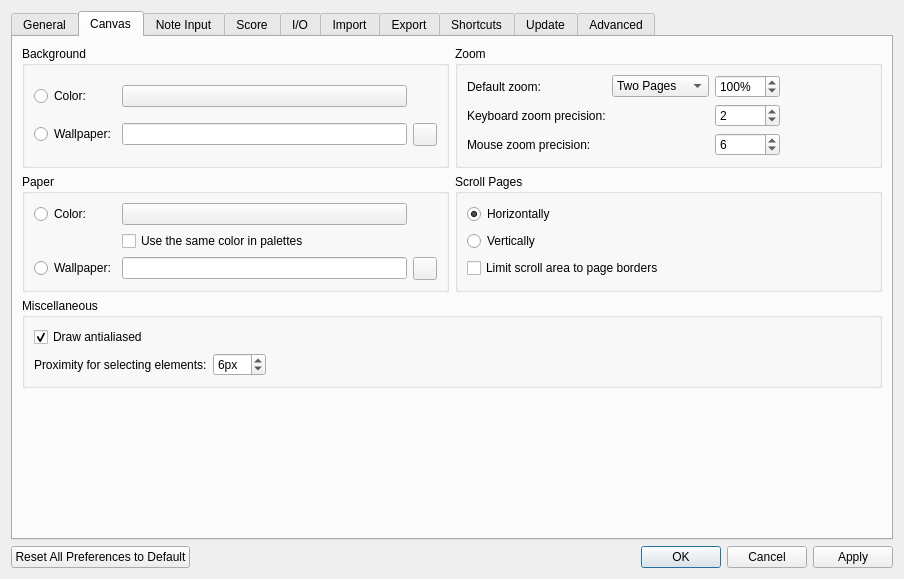
Above: mscore/prefsdialog.ui from worldwideweary/MuseScore before the change. Below: the same form after it.
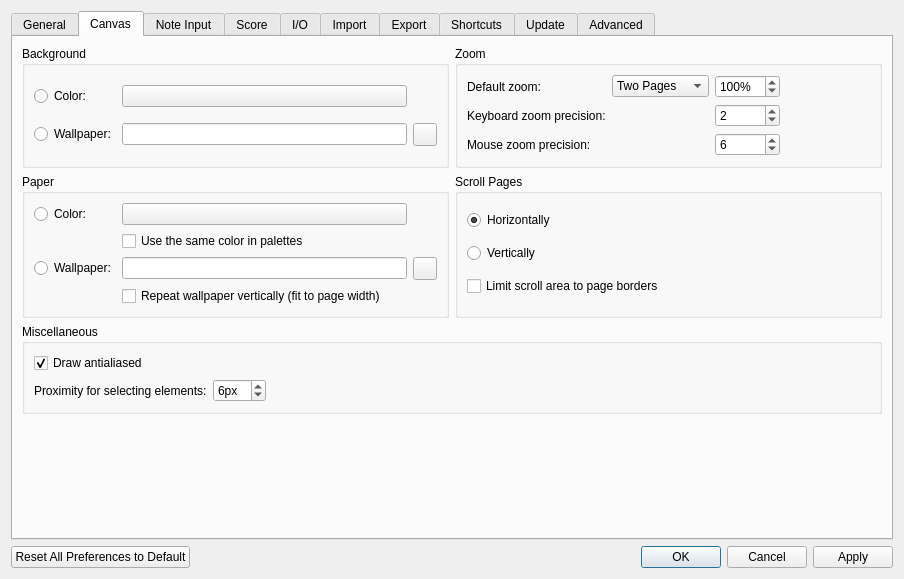
That is the form after the change. The open tabs and pages were chosen to show the change. Icons and pictures are not drawn. Custom widgets are drawn as their Qt base class.

Commit message:
Page background: repeat/tile vertically only option ui/canvas/foreground/repeatVertically
- Export should follow suit as well
- This'll allow for smaller page backgrounds, taking less space on the pdf, or also produce something reasonable for single page mode

What changed in the file:
```diff
--- a/mscore/prefsdialog.ui
+++ b/mscore/prefsdialog.ui
@@ -1119,6 +1119,16 @@
             </property>
            </widget>
           </item>
+          <item row="3" column="2" colspan="2">
+           <widget class="QCheckBox" name="fgRepeatVertically">
+            <property name="text">
+             <string>Repeat wallpaper vertically (fit to page width)</string>
+            </property>
+            <property name="toolTip">
+             <string>Scale the wallpaper to the page width and repeat it vertically without stretching its height</string>
+            </property>
+           </widget>
+          </item>
          </layout>
         </widget>
        </item>
```
The commit also changes 7 other files.
